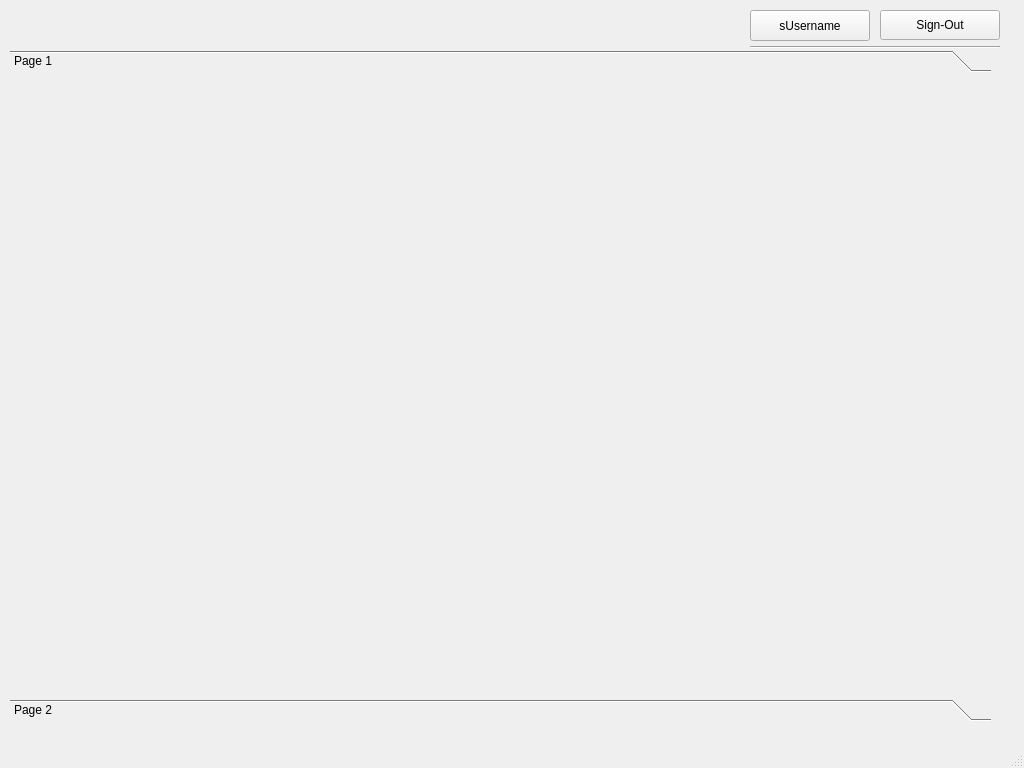
bolvarak/ServerPanel, file ServerPanelClient/ServerPanelClientMainWindow.ui: the form before one commit.
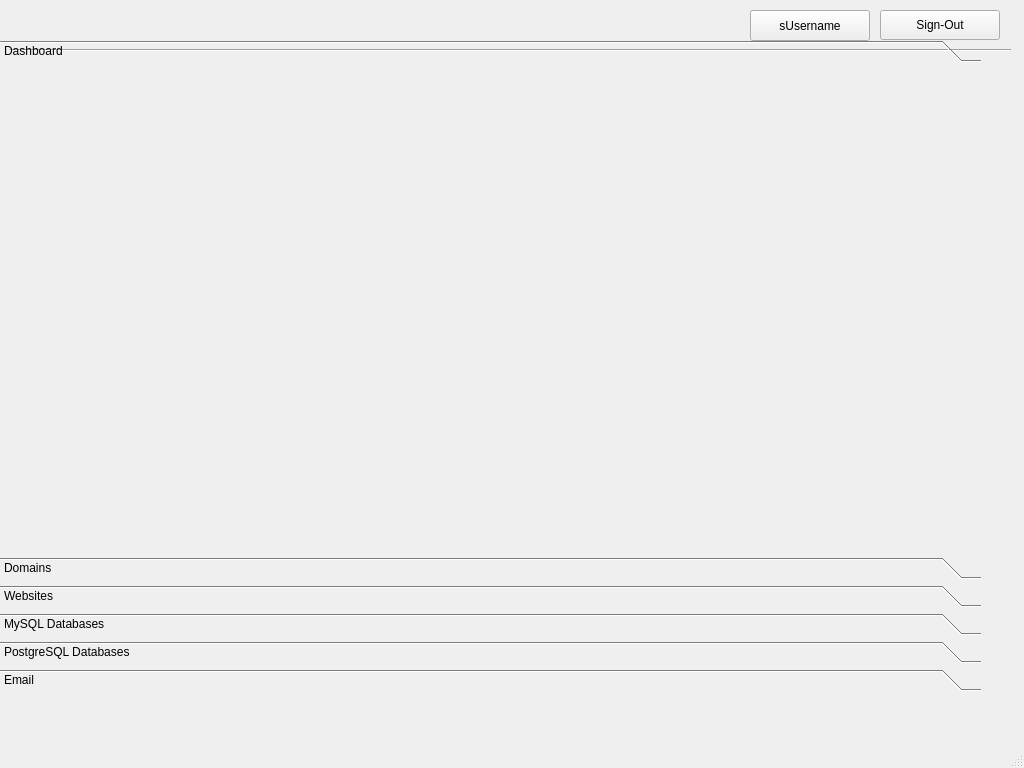
The form after the commit. Icons and pictures are not drawn.

Commit message: Updating the server socket

The edit to the form file:
```diff
--- a/ServerPanelClient/ServerPanelClientMainWindow.ui
+++ b/ServerPanelClient/ServerPanelClientMainWindow.ui
@@ -10,6 +10,18 @@
     <height>768</height>
    </rect>
   </property>
+  <property name="sizePolicy">
+   <sizepolicy hsizetype="Preferred" vsizetype="Preferred">
+    <horstretch>0</horstretch>
+    <verstretch>0</verstretch>
+   </sizepolicy>
+  </property>
+  <property name="minimumSize">
+   <size>
+    <width>1024</width>
+    <height>0</height>
+   </size>
+  </property>
   <property name="windowTitle">
    <string>ServerPanel - Dashboard</string>
   </property>
@@ -73,10 +85,10 @@
    <widget class="Line" name="line">
     <property name="geometry">
      <rect>
-      <x>750</x>
+      <x>10</x>
       <y>40</y>
-      <width>250</width>
-      <height>15</height>
+      <width>1001</width>
+      <height>21</height>
      </rect>
     </property>
     <property name="orientation">
@@ -86,12 +98,21 @@
    <widget class="QToolBox" name="tbxDashboard">
     <property name="geometry">
      <rect>
-      <x>10</x>
-      <y>50</y>
+      <x>0</x>
+      <y>40</y>
       <width>981</width>
-      <height>671</height>
+      <height>651</height>
      </rect>
     </property>
+    <property name="frameShape">
+     <enum>QFrame::NoFrame</enum>
+    </property>
+    <property name="frameShadow">
+     <enum>QFrame::Raised</enum>
+    </property>
+    <property name="lineWidth">
+     <number>3</number>
+    </property>
     <property name="currentIndex">
      <number>0</number>
     </property>
@@ -100,12 +121,12 @@
       <rect>
        <x>0</x>
        <y>0</y>
-       <width>971</width>
-       <height>609</height>
+       <width>981</width>
+       <height>447</height>
       </rect>
      </property>
      <attribute name="label">
-      <string>Page 1</string>
+      <string>Dashboard</string>
      </attribute>
     </widget>
     <widget class="QWidget" name="Domains">
@@ -118,7 +139,43 @@
       </rect>
      </property>
      <attribute name="label">
-      <string>Page 2</string>
+      <string>Domains</string>
+     </attribute>
+    </widget>
+    <widget class="QWidget" name="pageWebsites">
+     <attribute name="icon">
+      <iconset resource="ServerPanelClientResources.qrc">
+       <normaloff>:/icons/apps/apache.jpg</normaloff>:/icons/apps/apache.jpg</iconset>
+     </attribute>
+     <attribute name="label">
+      <string>Websites</string>
+     </attribute>
+    </widget>
+    <widget class="QWidget" name="pageMySQL">
+     <attribute name="icon">
+      <iconset resource="ServerPanelClientResources.qrc">
+       <normaloff>:/icons/apps/mysql.jpg</normaloff>:/icons/apps/mysql.jpg</iconset>
+     </attribute>
+     <attribute name="label">
+      <string>MySQL Databases</string>
+     </attribute>
+    </widget>
+    <widget class="QWidget" name="pagePostgreSQL">
+     <attribute name="icon">
+      <iconset resource="ServerPanelClientResources.qrc">
+       <normaloff>:/icons/apps/postgresql.png</normaloff>:/icons/apps/postgresql.png</iconset>
+     </attribute>
+     <attribute name="label">
+      <string>PostgreSQL Databases</string>
+     </attribute>
+    </widget>
+    <widget class="QWidget" name="pageEmail">
+     <attribute name="icon">
+      <iconset resource="ServerPanelClientResources.qrc">
+       <normaloff>:/icons/apps/thunderbird.png</normaloff>:/icons/apps/thunderbird.png</iconset>
+     </attribute>
+     <attribute name="label">
+      <string>Email</string>
      </attribute>
     </widget>
    </widget>
```
Left out of the diff: 21 changed lines with no effect on the pictures. The commit also changes 12 other files.
